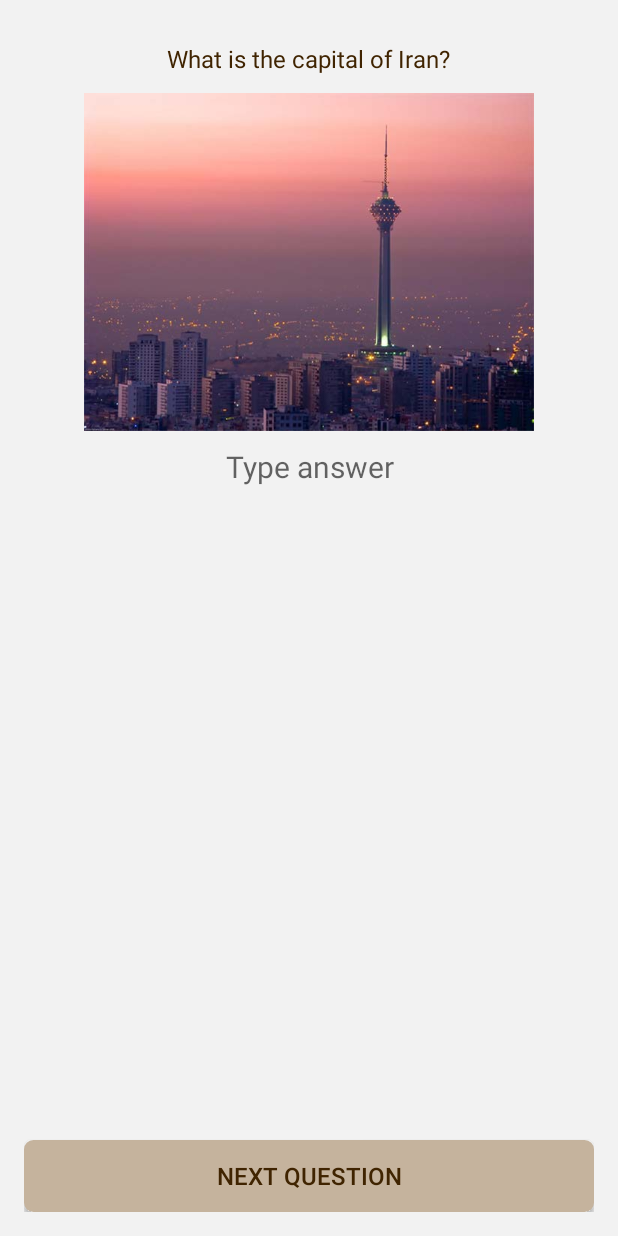
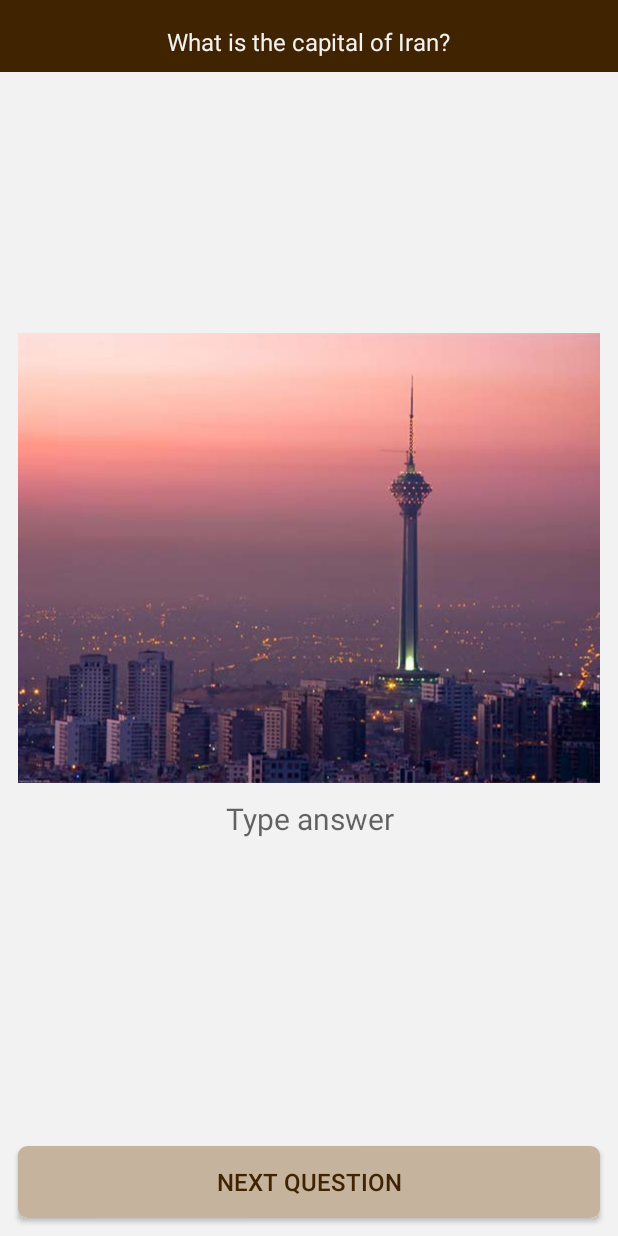
Before and after one commit to victorcocuz/QuizApp, an Android app: the MenuActivity screen opened directly, with no data from a screen before it, after a tap on "WRITTEN ANSWER", on a phone screen of 412 x 824 dp. Run offline under Robolectric (Android 15) with nearby library versions, the phone set to English and light mode, and no system bars; 1 statement that could not run was skipped.

Commit message:
Design updated; OnClickListeners updated;

```diff
--- a/app/src/main/java/com/example/android/quizapp/MainActivity.java
+++ b/app/src/main/java/com/example/android/quizapp/MainActivity.java
@@ -1,8 +1,8 @@
 package com.example.android.quizapp;
 
 import android.content.Intent;
+import android.os.Bundle;
 import android.support.v7.app.AppCompatActivity;
-import android.os.Bundle;
 import android.view.View;
 import android.widget.EditText;
 
@@ -22,7 +22,4 @@ public class MainActivity extends AppCompatActivity {
         menuActivityIntent.putExtra("UserName", userName);
         startActivity(menuActivityIntent);
     }
-
-    public void openRules(View view) {
-    }
 }
--- a/app/src/main/java/com/example/android/quizapp/MenuActivity.java
+++ b/app/src/main/java/com/example/android/quizapp/MenuActivity.java
@@ -4,6 +4,7 @@ import android.app.Activity;
 import android.content.Intent;
 import android.os.Bundle;
 import android.view.View;
+import android.widget.Button;
 import android.widget.TextView;
 
 /**
@@ -20,20 +21,32 @@ public class MenuActivity extends Activity {
         String UserName = UserNameFromMainActivity.getExtras().getString("UserName");
         TextView UserNameMenuActivity = (TextView) findViewById(R.id.welcome);
         UserNameMenuActivity.setText("Welcome " + UserName + "!");
-    }
 
-    public void goToMultipleChoice(View view) {
-        Intent goToMultipleChoice = new Intent(this, MultipleChoiceActivity.class);
-        startActivity(goToMultipleChoice);
-    }
+        Button buttonMultipleChoice = (Button) findViewById(R.id.button_multiple_choice);
+        buttonMultipleChoice.setOnClickListener(new View.OnClickListener() {
+            @Override
+            public void onClick(View v) {
+                Intent goToMultipleChoice = new Intent(MenuActivity.this, MultipleChoiceActivity.class);
+                startActivity(goToMultipleChoice);
+            }
+        });
 
-    public void goToOneOption(View view) {
-        Intent goToOneOption = new Intent(this, OneOptionActivity.class);
-        startActivity(goToOneOption);
-    }
+        Button buttonOneOption = (Button) findViewById(R.id.button_one_option);
+        buttonOneOption.setOnClickListener(new View.OnClickListener() {
+            @Override
+            public void onClick(View v) {
+                Intent goToOneOption = new Intent(MenuActivity.this, OneOptionActivity.class);
+                startActivity(goToOneOption);
+            }
+        });
 
-    public void goToWrittenAnswer(View view) {
-        Intent goToWrittenAnswer = new Intent(this, WrittenAnswerActivity.class);
-        startActivity(goToWrittenAnswer);
+        Button buttonWrittenActivity = (Button) findViewById(R.id.button_written_answer);
+        buttonWrittenActivity.setOnClickListener(new View.OnClickListener() {
+            @Override
+            public void onClick(View v) {
+                Intent goToWrittenAnswer = new Intent(MenuActivity.this, WrittenAnswerActivity.class);
+                startActivity(goToWrittenAnswer);
+            }
+        });
     }
 }
--- a/app/src/main/java/com/example/android/quizapp/WrittenAnswerActivity.java
+++ b/app/src/main/java/com/example/android/quizapp/WrittenAnswerActivity.java
@@ -4,6 +4,7 @@ import android.app.Activity;
 import android.content.Intent;
 import android.os.Bundle;
 import android.view.View;
+import android.widget.Button;
 import android.widget.EditText;
 import android.widget.ImageView;
 import android.widget.TextView;
@@ -27,10 +28,11 @@ public class WrittenAnswerActivity extends Activity {
         writtenImage = (ImageView) findViewById(R.id.written_image);
         writtenA = (EditText) findViewById(R.id.written_answer);
 
-    }
-
-    public void nextQuestion(View view) {
-        if(i == 0) {
+        Button buttonNextQuestion = (Button) findViewById(R.id.button_next_question);
+        buttonNextQuestion.setOnClickListener(new View.OnClickListener() {
+            @Override
+            public void onClick(View v) {
+                if (i == 0) {
                     TextView answer = (TextView) findViewById(R.id.written_answer);
                     if (answer.getText().toString().equals("Tehran")) {
                         score++;
@@ -39,7 +41,7 @@ public class WrittenAnswerActivity extends Activity {
                     writtenImage.setImageResource(R.drawable.capital_rabat);
                 }
 
-        if(i == 1) {
+                if (i == 1) {
                     TextView answer = (TextView) findViewById(R.id.written_answer);
                     if (answer.getText().toString().equals("Rabat")) {
                         score++;
@@ -48,7 +50,7 @@ public class WrittenAnswerActivity extends Activity {
                     writtenImage.setImageResource(R.drawable.capital_rome);
                 }
 
-        if(i == 2) {
+                if (i == 2) {
                     TextView answer = (TextView) findViewById(R.id.written_answer);
                     if (answer.getText().toString().equals("Rome")) {
                         score++;
@@ -57,7 +59,7 @@ public class WrittenAnswerActivity extends Activity {
                     writtenImage.setImageResource(R.drawable.caiptal_ankara);
                 }
 
-        if(i == 3) {
+                if (i == 3) {
                     TextView answer = (TextView) findViewById(R.id.written_answer);
                     if (answer.getText().toString().equals("Ankara")) {
                         score++;
@@ -66,12 +68,12 @@ public class WrittenAnswerActivity extends Activity {
                     writtenImage.setImageResource(R.drawable.capital_doha);
                 }
 
-        if(i == 4) {
+                if (i == 4) {
                     TextView answer = (TextView) findViewById(R.id.written_answer);
                     if (answer.getText().toString().equals("Doha")) {
                         score++;
                     }
-            Intent goToFinishActivity = new Intent(this, FinishActivity.class);
+                    Intent goToFinishActivity = new Intent(WrittenAnswerActivity.this, FinishActivity.class);
                     goToFinishActivity.putExtra("writtenScore", score);
                     startActivity(goToFinishActivity);
                 }
@@ -79,4 +81,6 @@ public class WrittenAnswerActivity extends Activity {
                 i++;
                 writtenA.getText().clear();
             }
+        });
     }
+}
--- a/app/src/main/res/layout/activity_main.xml
+++ b/app/src/main/res/layout/activity_main.xml
@@ -4,7 +4,7 @@
     android:id="@+id/activity_main"
     android:layout_width="match_parent"
     android:layout_height="match_parent"
-    android:background="#F2F2F2"
+    android:background="@color/colorAccent"
     android:gravity="center"
     android:orientation="vertical"
     android:paddingBottom="@dimen/activity_vertical_margin"
--- a/app/src/main/res/layout/activity_written_answer.xml
+++ b/app/src/main/res/layout/activity_written_answer.xml
@@ -4,29 +4,27 @@
     android:id="@+id/activity_main"
     android:layout_width="match_parent"
     android:layout_height="match_parent"
-    android:background="#F2F2F2"
+    android:background="@color/colorAccent"
     android:gravity="center"
     android:orientation="vertical"
-    android:paddingBottom="@dimen/activity_vertical_margin"
-    android:paddingLeft="@dimen/activity_horizontal_margin"
-    android:paddingRight="@dimen/activity_horizontal_margin"
-    android:paddingTop="@dimen/activity_vertical_margin"
     tools:context="com.example.android.quizapp.MainActivity">
 
+    <!--Question-->
     <LinearLayout
         android:layout_width="match_parent"
-        android:layout_height="wrap_content"
-        android:orientation="horizontal"
-        android:gravity="center">
+        android:layout_height="48dp"
+        android:background="@color/colorPrimaryDark"
+        android:gravity="center"
+        android:orientation="horizontal">
 
         <TextView
+            android:id="@+id/written_question"
             style="@style/text_typical"
-            android:id="@+id/written_question"
             android:text="@string/written_question" />
 
         <TextView
+            android:id="@+id/written_q"
             style="@style/text_typical"
-            android:id="@+id/written_q"
             android:text="@string/written_q1" />
 
         <TextView
@@ -35,27 +33,39 @@
 
     </LinearLayout>
 
+    <!--Answer-->
+    <LinearLayout
+        android:layout_width="wrap_content"
+        android:layout_height="0dp"
+        android:layout_weight="1"
+        android:gravity="center"
+        android:orientation="vertical"
+        android:paddingBottom="@dimen/activity_vertical_margin"
+        android:paddingLeft="@dimen/activity_horizontal_margin"
+        android:paddingRight="@dimen/activity_horizontal_margin"
+        android:paddingTop="@dimen/activity_vertical_margin">
+
         <ImageView
-        android:layout_width="300dp"
-        android:layout_height="225dp"
             android:id="@+id/written_image"
-        android:src="@drawable/capital_tehran"/>
+            android:layout_width="wrap_content"
+            android:layout_height="300dp"
+            android:scaleType="centerCrop"
+            android:src="@drawable/capital_tehran" />
 
         <EditText
+            android:id="@+id/written_answer"
             style="@style/button_edit"
-        android:id="@+id/written_answer"
-        android:hint="@string/type_answer"/>
+            android:hint="@string/type_answer" />
+    </LinearLayout>
 
-    <RelativeLayout
-        android:layout_width="match_parent"
-        android:layout_height="wrap_content">
-
+    <!--Submit-->
     <Button
         android:id="@+id/button_next_question"
         style="@style/button_complementary"
-            android:onClick="nextQuestion"
+        android:layout_marginBottom="@dimen/activity_vertical_margin"
+        android:layout_marginLeft="@dimen/activity_horizontal_margin"
+        android:layout_marginRight="@dimen/activity_horizontal_margin"
+        android:layout_marginTop="@dimen/activity_vertical_margin"
         android:text="@string/button_next_question" />
 
-    </RelativeLayout>
-
 </LinearLayout>
--- a/app/src/main/res/values/dimens.xml
+++ b/app/src/main/res/values/dimens.xml
@@ -1,5 +1,5 @@
 <resources>
     <!-- Default screen margins, per the Android Design guidelines. -->
-    <dimen name="activity_horizontal_margin">16dp</dimen>
-    <dimen name="activity_vertical_margin">16dp</dimen>
+    <dimen name="activity_horizontal_margin">12dp</dimen>
+    <dimen name="activity_vertical_margin">12dp</dimen>
 </resources>
--- a/app/src/main/res/values/styles.xml
+++ b/app/src/main/res/values/styles.xml
@@ -20,8 +20,6 @@
 
     <style name="button_complementary">
         <item name="android:layout_alignParentBottom">true</item>
-        <item name="android:layout_marginTop">40dp</item>
-        <item name="android:layout_marginBottom">16dp</item>
         <item name="android:background">@drawable/button_complementary</item>
         <item name="android:textSize">16sp</item>
         <item name="android:layout_width">match_parent</item>
@@ -30,8 +28,8 @@
     </style>
 
     <style name="button_answer">
-        <item name="android:layout_marginTop">8dp</item>
-        <item name="android:layout_marginBottom">8dp</item>
+        <item name="android:layout_marginTop">6dp</item>
+        <item name="android:layout_marginBottom">6dp</item>
         <item name="android:background">@drawable/button_typical</item>
         <item name="android:textSize">16sp</item>
         <item name="android:layout_width">match_parent</item>
@@ -50,13 +48,12 @@
     </style>
 
     <style name="text_typical">
-        <item name="android:layout_marginBottom">12dp</item>
-        <item name="android:layout_marginTop">12dp</item>
         <item name="android:textSize">16sp</item>
         <item name="android:gravity">center</item>
+        <item name="android:paddingTop">8dp</item>
         <item name="android:layout_width">wrap_content</item>
         <item name="android:layout_height">wrap_content</item>
-        <item name="android:textColor">@color/colorPrimaryDark</item>
+        <item name="android:textColor">@color/colorAccent</item>
     </style>
 
 </resources>
--- a/build.gradle
+++ b/build.gradle
@@ -5,7 +5,7 @@ buildscript {
         jcenter()
     }
     dependencies {
-        classpath 'com.android.tools.build:gradle:2.2.3'
+        classpath 'com.android.tools.build:gradle:2.3.2'
 
         // NOTE: Do not place your application dependencies here; they belong
         // in the individual module build.gradle files
```
Also changed, not shown: app/src/main/java/com/example/android/quizapp/FinishActivity.java (+9 -4 lines), app/src/main/java/com/example/android/quizapp/MultipleChoiceActivity.java (+8 -3 lines), app/src/main/java/com/example/android/quizapp/OneOptionActivity.java (+8 -3 lines), app/src/main/res/layout/activity_finish.xml (+4 -6 lines), app/src/main/res/layout/activity_menu.xml (+2 -6 lines), app/src/main/res/layout/activity_multiple_choice.xml (+21 -12 lines), app/src/main/res/layout/activity_one_option.xml (+20 -18 lines), gradle/wrapper/gradle-wrapper.properties. Lines whose indentation alone changed are shown as unchanged.
